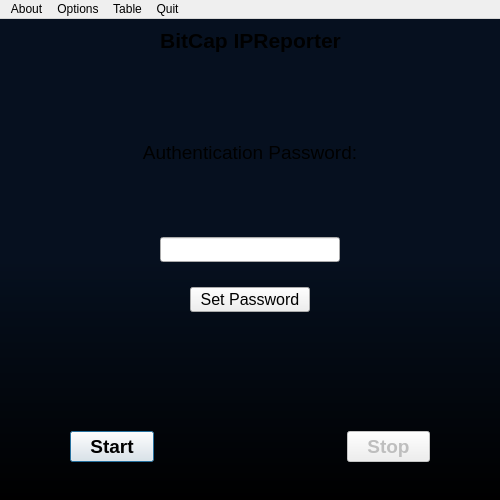
bitcap-co/bitcap-ipr, file src/ui/MainWindow.ui: the form before one commit.
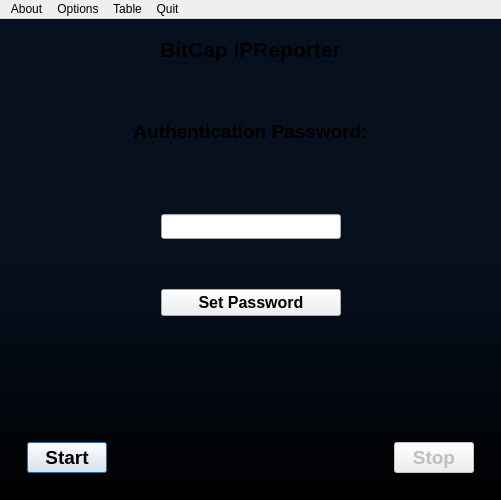
The form after the commit. The open tabs and pages were chosen to show the change.

Commit message: change main layout to QBoxLayout to ensure elements centered

Diff of the .ui file:
```diff
--- a/src/ui/MainWindow.ui
+++ b/src/ui/MainWindow.ui
@@ -6,7 +6,7 @@
    <rect>
     <x>0</x>
     <y>0</y>
-    <width>500</width>
+    <width>501</width>
     <height>500</height>
    </rect>
   </property>
@@ -24,50 +24,11 @@
 	background-color:qlineargradient(spread:pad, x1:0.500, y1:0, x2:0.500, y2:1, stop:0.5 rgba(6, 16, 31, 255), stop:1 rgba(0, 0, 0, 255));
 }</string>
    </property>
-   <layout class="QGridLayout" name="gridLayout">
-    <item row="3" column="0">
-     <spacer name="horizontalSpacer">
-      <property name="orientation">
-       <enum>Qt::Horizontal</enum>
-      </property>
-      <property name="sizeHint" stdset="0">
-       <size>
-        <width>40</width>
-        <height>20</height>
-       </size>
-      </property>
-     </spacer>
-    </item>
-    <item row="3" column="4">
-     <spacer name="horizontalSpacer_2">
-      <property name="orientation">
-       <enum>Qt::Horizontal</enum>
-      </property>
-      <property name="sizeHint" stdset="0">
-       <size>
-        <width>40</width>
-        <height>20</height>
-       </size>
-      </property>
-     </spacer>
-    </item>
-    <item row="4" column="1">
-     <widget class="QPushButton" name="actionIPRStart">
-      <property name="font">
-       <font>
-        <pointsize>14</pointsize>
-        <bold>true</bold>
-       </font>
-      </property>
-      <property name="text">
-       <string>Start</string>
-      </property>
-      <property name="default">
-       <bool>true</bool>
-      </property>
-     </widget>
-    </item>
-    <item row="0" column="2" alignment="Qt::AlignTop">
+   <layout class="QVBoxLayout" name="verticalLayout_2">
+    <item>
+     <widget class="QWidget" name="vwrapper" native="true">
+      <layout class="QVBoxLayout" name="verticalLayout">
+       <item>
      <widget class="QLabel" name="label">
       <property name="font">
        <font>
@@ -86,72 +47,34 @@
       </property>
      </widget>
     </item>
-    <item row="4" column="2">
-     <spacer name="verticalSpacer_2">
-      <property name="orientation">
-       <enum>Qt::Vertical</enum>
-      </property>
-      <property name="sizeType">
-       <enum>QSizePolicy::Maximum</enum>
-      </property>
-      <property name="sizeHint" stdset="0">
-       <size>
-        <width>20</width>
-        <height>90</height>
-       </size>
-      </property>
-     </spacer>
-    </item>
-    <item row="4" column="3">
-     <widget class="QPushButton" name="actionIPRStop">
-      <property name="enabled">
-       <bool>false</bool>
-      </property>
-      <property name="font">
-       <font>
-        <pointsize>14</pointsize>
-        <bold>true</bold>
-       </font>
-      </property>
-      <property name="text">
-       <string>Stop</string>
-      </property>
-     </widget>
-    </item>
-    <item row="1" column="2">
+       <item>
      <spacer name="verticalSpacer">
       <property name="orientation">
        <enum>Qt::Vertical</enum>
       </property>
-      <property name="sizeType">
-       <enum>QSizePolicy::Maximum</enum>
-      </property>
       <property name="sizeHint" stdset="0">
        <size>
         <width>20</width>
-        <height>60</height>
+           <height>40</height>
        </size>
       </property>
      </spacer>
     </item>
-    <item row="3" column="1" colspan="3">
+       <item>
      <widget class="QStackedWidget" name="stackedWidget">
       <property name="sizePolicy">
-       <sizepolicy hsizetype="Preferred" vsizetype="Preferred">
+          <sizepolicy hsizetype="Fixed" vsizetype="Fixed">
         <horstretch>0</horstretch>
         <verstretch>0</verstretch>
        </sizepolicy>
       </property>
       <property name="minimumSize">
        <size>
-        <width>360</width>
+           <width>465</width>
         <height>280</height>
        </size>
       </property>
-      <property name="currentIndex">
-       <number>2</number>
-      </property>
-      <widget class="QWidget" name="page">
+         <widget class="QWidget" name="iprIDTable">
        <widget class="QTableWidget" name="tableWidget">
         <property name="enabled">
          <bool>true</bool>
@@ -160,10 +83,16 @@
          <rect>
           <x>0</x>
           <y>0</y>
-          <width>361</width>
-          <height>281</height>
-         </rect>
-        </property>
+             <width>465</width>
+             <height>280</height>
+            </rect>
+           </property>
+           <property name="sizePolicy">
+            <sizepolicy hsizetype="Preferred" vsizetype="Preferred">
+             <horstretch>0</horstretch>
+             <verstretch>0</verstretch>
+            </sizepolicy>
+           </property>
         <property name="alternatingRowColors">
          <bool>true</bool>
         </property>
@@ -179,25 +108,16 @@
         <attribute name="horizontalHeaderDefaultSectionSize">
          <number>105</number>
         </attribute>
-        <attribute name="horizontalHeaderStretchLastSection">
-         <bool>false</bool>
-        </attribute>
         <column/>
         <column/>
         <column/>
         <column/>
        </widget>
       </widget>
-      <widget class="QWidget" name="page_2">
+         <widget class="QWidget" name="iprLogo">
+          <layout class="QHBoxLayout" name="horizontalLayout_3">
+           <item>
        <widget class="QLabel" name="label_2">
-        <property name="geometry">
-         <rect>
-          <x>50</x>
-          <y>10</y>
-          <width>256</width>
-          <height>256</height>
-         </rect>
-        </property>
         <property name="sizePolicy">
          <sizepolicy hsizetype="Fixed" vsizetype="Fixed">
           <horstretch>0</horstretch>
@@ -217,19 +137,15 @@
          <set>Qt::AlignCenter</set>
         </property>
        </widget>
-      </widget>
-      <widget class="QWidget" name="page_3">
+           </item>
+          </layout>
+         </widget>
+         <widget class="QWidget" name="iprConfig">
+          <layout class="QVBoxLayout" name="verticalLayout_3">
+           <item>
        <widget class="QLabel" name="label_3">
-        <property name="geometry">
-         <rect>
-          <x>50</x>
-          <y>20</y>
-          <width>260</width>
-          <height>30</height>
-         </rect>
-        </property>
         <property name="sizePolicy">
-         <sizepolicy hsizetype="Fixed" vsizetype="Fixed">
+              <sizepolicy hsizetype="Preferred" vsizetype="Fixed">
           <horstretch>0</horstretch>
           <verstretch>0</verstretch>
          </sizepolicy>
@@ -243,7 +159,7 @@
         <property name="font">
          <font>
           <pointsize>14</pointsize>
-          <bold>false</bold>
+               <bold>true</bold>
          </font>
         </property>
         <property name="text">
@@ -256,14 +172,33 @@
          <string>setText</string>
         </property>
        </widget>
+           </item>
+           <item>
+            <widget class="QWidget" name="hwrapper" native="true">
+             <layout class="QHBoxLayout" name="horizontalLayout">
+              <item>
+               <spacer name="horizontalSpacer_2">
+                <property name="orientation">
+                 <enum>Qt::Horizontal</enum>
+                </property>
+                <property name="sizeHint" stdset="0">
+                 <size>
+                  <width>40</width>
+                  <height>20</height>
+                 </size>
+                </property>
+               </spacer>
+              </item>
+              <item>
+               <widget class="QWidget" name="inputIPRConfig" native="true">
+                <layout class="QVBoxLayout" name="verticalLayout_4">
+                 <item>
        <widget class="QLineEdit" name="linePasswdField">
-        <property name="geometry">
-         <rect>
-          <x>90</x>
-          <y>120</y>
-          <width>180</width>
-          <height>25</height>
-         </rect>
+                   <property name="sizePolicy">
+                    <sizepolicy hsizetype="Preferred" vsizetype="Fixed">
+                     <horstretch>0</horstretch>
+                     <verstretch>0</verstretch>
+                    </sizepolicy>
         </property>
         <property name="minimumSize">
          <size>
@@ -279,16 +214,13 @@
         <property name="echoMode">
          <enum>QLineEdit::Password</enum>
         </property>
-       </widget>
+                   <property name="alignment">
+                    <set>Qt::AlignLeading|Qt::AlignLeft|Qt::AlignVCenter</set>
+                   </property>
+                  </widget>
+                 </item>
+                 <item>
        <widget class="QPushButton" name="actionIPRSetPasswd">
-        <property name="geometry">
-         <rect>
-          <x>120</x>
-          <y>170</y>
-          <width>120</width>
-          <height>25</height>
-         </rect>
-        </property>
         <property name="minimumSize">
          <size>
           <width>120</width>
@@ -298,7 +230,7 @@
         <property name="font">
          <font>
           <pointsize>12</pointsize>
-          <bold>false</bold>
+                     <bold>true</bold>
          </font>
         </property>
         <property name="toolTip">
@@ -308,7 +240,95 @@
          <string>Set Password</string>
         </property>
        </widget>
-      </widget>
+                 </item>
+                </layout>
+               </widget>
+              </item>
+              <item>
+               <spacer name="horizontalSpacer_3">
+                <property name="orientation">
+                 <enum>Qt::Horizontal</enum>
+                </property>
+                <property name="sizeHint" stdset="0">
+                 <size>
+                  <width>40</width>
+                  <height>20</height>
+                 </size>
+                </property>
+               </spacer>
+              </item>
+             </layout>
+            </widget>
+           </item>
+          </layout>
+         </widget>
+        </widget>
+       </item>
+       <item>
+        <spacer name="verticalSpacer_2">
+         <property name="orientation">
+          <enum>Qt::Vertical</enum>
+         </property>
+         <property name="sizeHint" stdset="0">
+          <size>
+           <width>20</width>
+           <height>40</height>
+          </size>
+         </property>
+        </spacer>
+       </item>
+       <item>
+        <widget class="QWidget" name="inputIPRButtons" native="true">
+         <layout class="QHBoxLayout" name="horizontalLayout_2">
+          <item>
+           <widget class="QPushButton" name="actionIPRStart">
+            <property name="font">
+             <font>
+              <pointsize>14</pointsize>
+              <bold>true</bold>
+             </font>
+            </property>
+            <property name="text">
+             <string>Start</string>
+            </property>
+            <property name="default">
+             <bool>true</bool>
+            </property>
+           </widget>
+          </item>
+          <item>
+           <spacer name="horizontalSpacer">
+            <property name="orientation">
+             <enum>Qt::Horizontal</enum>
+            </property>
+            <property name="sizeHint" stdset="0">
+             <size>
+              <width>40</width>
+              <height>20</height>
+             </size>
+            </property>
+           </spacer>
+          </item>
+          <item>
+           <widget class="QPushButton" name="actionIPRStop">
+            <property name="enabled">
+             <bool>false</bool>
+            </property>
+            <property name="font">
+             <font>
+              <pointsize>14</pointsize>
+              <bold>true</bold>
+             </font>
+            </property>
+            <property name="text">
+             <string>Stop</string>
+            </property>
+           </widget>
+          </item>
+         </layout>
+        </widget>
+       </item>
+      </layout>
      </widget>
     </item>
    </layout>
@@ -318,7 +338,7 @@
     <rect>
      <x>0</x>
      <y>0</y>
-     <width>500</width>
+     <width>501</width>
      <height>22</height>
     </rect>
    </property>
```
Lines whose indentation alone changed are shown as unchanged. The commit also changes 1 other file.
